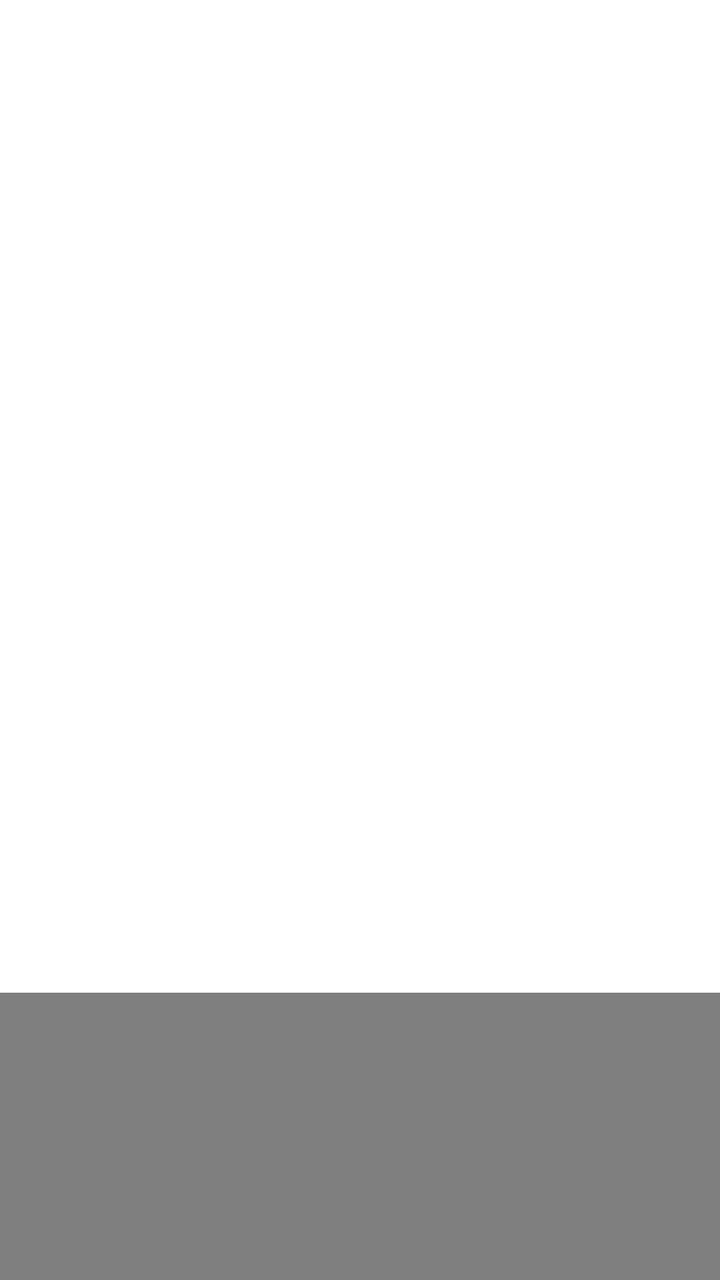
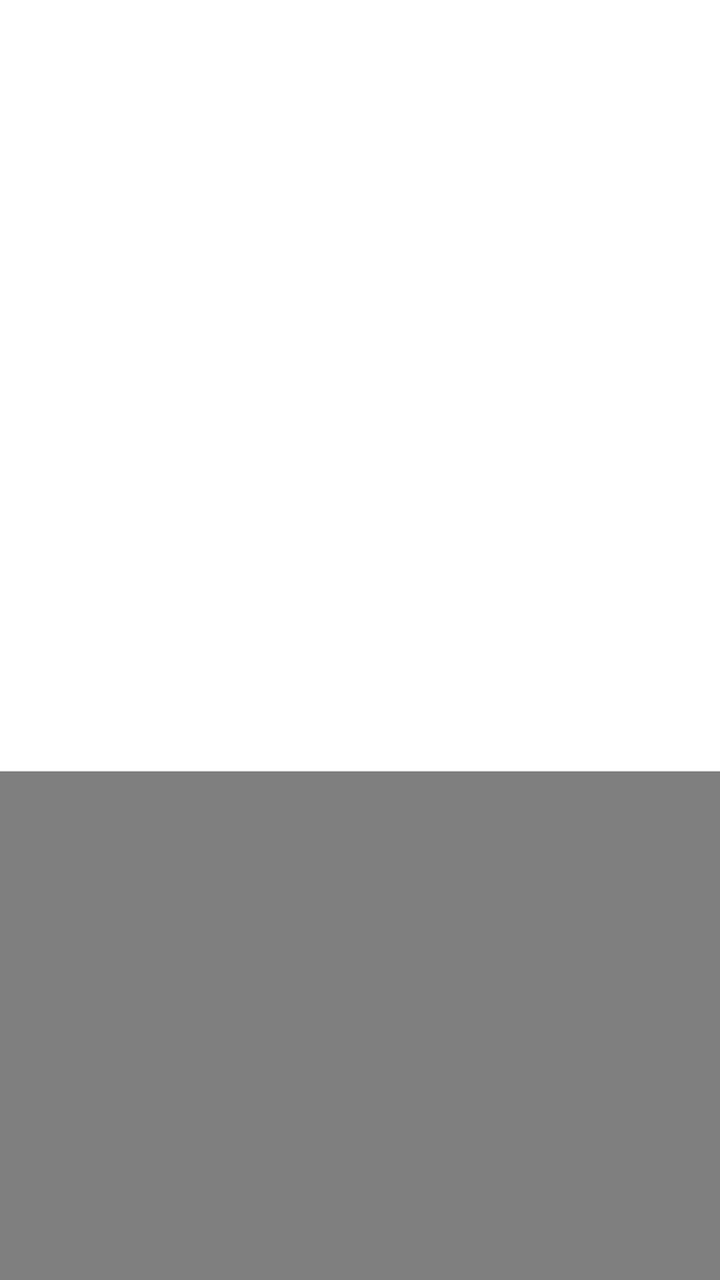

The first picture is an Android layout as it rendered before a commit; the second is the same layout after the commit. The layout source and the unified diff follow.
<!-- AndroidManifest.xml: application theme AppTheme.NoActionBar -->
<!-- res/layout/activity_collect.xml -->
<?xml version="1.0" encoding="utf-8"?>
<LinearLayout xmlns:android="http://schemas.android.com/apk/res/android"
    xmlns:app="http://schemas.android.com/apk/res-auto"
    android:layout_width="match_parent"
    android:layout_height="match_parent"
    android:orientation="vertical">

    <LinearLayout
        android:layout_width="match_parent"
        android:layout_height="wrap_content"
        android:clipChildren="false"
        android:clipToPadding="false"
        android:orientation="horizontal"
        android:paddingLeft="@dimen/vs_50"
        android:paddingTop="@dimen/vs_20"
        android:paddingRight="@dimen/vs_50"
        android:paddingBottom="@dimen/vs_15">

        <View
            android:layout_width="@dimen/vs_5"
            android:layout_height="match_parent"
            android:layout_gravity="center"
            android:layout_marginTop="@dimen/vs_8"
            android:layout_marginEnd="@dimen/vs_12"
            android:layout_marginRight="@dimen/vs_12"
            android:layout_marginBottom="@dimen/vs_8"
            android:background="?attr/color_theme" />

        <TextView
            android:layout_width="wrap_content"
            android:layout_height="@dimen/vs_50"
            android:drawablePadding="@dimen/vs_10"
            android:gravity="center"
            android:text="@string/act_fav"
            android:textColor="@android:color/white"
            android:textSize="@dimen/ts_34"
            android:textStyle="bold" />

        <Space
            android:layout_width="0dp"
            android:layout_height="wrap_content"
            android:layout_weight="1" />

        <TextView
            android:id="@+id/tvDelTip"
            android:layout_width="wrap_content"
            android:layout_height="@dimen/vs_50"
            android:layout_gravity="center"
            android:layout_marginStart="@dimen/vs_10"
            android:layout_marginEnd="@dimen/vs_10"
            android:focusable="false"
            android:focusableInTouchMode="false"
            android:gravity="center"
            android:text="@string/act_fav_sel"
            android:textColor="@android:color/white"
            android:textSize="@dimen/ts_24"
            android:visibility="gone" />

        <ImageView
            android:id="@+id/tvDelete"
            android:layout_width="@dimen/vs_50"
            android:layout_height="@dimen/vs_50"
            android:layout_marginStart="@dimen/vs_10"
            android:layout_marginEnd="@dimen/vs_10"
            android:gravity="center"
            android:background="@drawable/button_dialog_vod"
            android:focusable="false"
            android:focusableInTouchMode="false"
            android:padding="@dimen/vs_5"
            android:src="@drawable/icon_delete" />

        <ImageView
            android:id="@+id/tvClear"
            android:layout_width="@dimen/vs_50"
            android:layout_height="@dimen/vs_50"
            android:layout_marginStart="@dimen/vs_10"
            android:layout_marginEnd="@dimen/vs_10"
            android:gravity="center"
            android:background="@drawable/button_dialog_vod"
            android:focusable="false"
            android:focusableInTouchMode="false"
            android:padding="@dimen/vs_5"
            android:src="@drawable/icon_clear" />

    </LinearLayout>

    <com.owen.tvrecyclerview.widget.TvRecyclerView
        android:id="@+id/mGridView"
        android:layout_width="match_parent"
        android:layout_height="match_parent"
        android:clipChildren="false"
        android:clipToPadding="false"
        android:paddingLeft="@dimen/vs_60"
        android:paddingTop="@dimen/vs_40"
        android:paddingRight="@dimen/vs_60"
        android:paddingBottom="@dimen/vs_40"
        app:tv_horizontalSpacingWithMargins="@dimen/vs_20"
        app:tv_selectedItemIsCentered="true"
        app:tv_verticalSpacingWithMargins="@dimen/vs_20" />
</LinearLayout>
<!-- resources referenced by this layout -->
<resources>
  <dimen name="ts_24">24mm</dimen>
  <dimen name="ts_34">34mm</dimen>
  <dimen name="vs_10">10mm</dimen>
  <dimen name="vs_12">12mm</dimen>
  <dimen name="vs_15">15mm</dimen>
  <dimen name="vs_20">20mm</dimen>
  <dimen name="vs_40">40mm</dimen>
  <dimen name="vs_5">5mm</dimen>
  <dimen name="vs_50">50mm</dimen>
  <dimen name="vs_60">60mm</dimen>
  <dimen name="vs_8">8mm</dimen>
  <!-- drawable button_dialog_vod (drawable) -->
  <?xml version="1.0" encoding="utf-8"?>
  <selector xmlns:android="http://schemas.android.com/apk/res/android">
      <item android:state_focused="true" android:state_pressed="true">
          <shape>
              <corners android:radius="@dimen/vs_30" />
              <solid android:color="?attr/color_theme_40" />
          </shape>
      </item>
      <item android:state_focused="false" android:state_pressed="true">
          <shape>
              <corners android:radius="@dimen/vs_30" />
              <solid android:color="?attr/color_theme_40" />
          </shape>
      </item>
      <item android:state_focused="true">
          <shape>
              <corners android:radius="@dimen/vs_30" />
              <solid android:color="?attr/color_theme_40" />
  	    
  	    <stroke android:width="2mm" android:color="@android:color/white" />
          </shape>
      </item>
      <item android:state_focused="false" android:state_pressed="false">
          <shape>
              <corners android:radius="@dimen/vs_30" />
              <solid android:color="@android:color/transparent" />
          </shape>
      </item>
  </selector>
  <!-- drawable icon_clear (drawable) -->
  <vector android:height="24dp" android:tint="#FFFFFF"
      android:viewportHeight="24" android:viewportWidth="24"
      android:width="24dp" xmlns:android="http://schemas.android.com/apk/res/android">
      <path android:fillColor="@android:color/white" android:pathData="M5,13h14v-2L5,11v2zM3,17h14v-2L3,15v2zM7,7v2h14L21,7L7,7z"/>
  </vector>
  <!-- drawable icon_delete (drawable) -->
  <vector android:height="24dp" android:tint="#FFFFFF"
      android:viewportHeight="24" android:viewportWidth="24"
      android:width="24dp" xmlns:android="http://schemas.android.com/apk/res/android">
    <path android:fillColor="@android:color/white" android:pathData="M6,19c0,1.1 0.9,2 2,2h8c1.1,0 2,-0.9 2,-2L18,7L6,7v12zM8,9h8v10L8,19L8,9zM15.5,4l-1,-1h-5l-1,1L5,4v2h14L19,4z"/>
  </vector>
  <string name="act_fav">Favorite</string>
  <string name="act_fav_sel">Select to Remove</string>
  <style name="AppTheme.NoActionBar">
          <item name="android:windowActionBar">false</item>
          <item name="android:windowNoTitle">true</item>
          <item name="windowActionBar">false</item>
          <item name="android:windowFullscreen">true</item>//全屏即无通知栏
          <item name="android:windowContentOverlay">@null</item>//是否有遮盖
          <item name="windowNoTitle">true</item>
          
          
          <item name="android:windowBackground">@android:color/transparent</item>
      </style>
  <dimen name="vs_30">30mm</dimen>
</resources>

<!-- the commit's change to res/layout/activity_collect.xml (unified diff, before → after) -->
@@ -5,89 +5,112 @@
     android:layout_height="match_parent"
     android:orientation="vertical">
 
+    
     <LinearLayout
         android:layout_width="match_parent"
         android:layout_height="wrap_content"
         android:clipChildren="false"
         android:clipToPadding="false"
+        android:gravity="center_vertical"
         android:orientation="horizontal"
-        android:paddingLeft="@dimen/vs_50"
-        android:paddingTop="@dimen/vs_20"
-        android:paddingRight="@dimen/vs_50"
-        android:paddingBottom="@dimen/vs_15">
-
-        <View
-            android:layout_width="@dimen/vs_5"
-            android:layout_height="match_parent"
-            android:layout_gravity="center"
-            android:layout_marginTop="@dimen/vs_8"
-            android:layout_marginEnd="@dimen/vs_12"
-            android:layout_marginRight="@dimen/vs_12"
-            android:layout_marginBottom="@dimen/vs_8"
-            android:background="?attr/color_theme" />
+        android:paddingStart="@dimen/h_edge"
+        android:paddingTop="@dimen/v8_nav_top"
+        android:paddingEnd="@dimen/h_edge">
 
         <TextView
+            android:id="@+id/tvBrand"
             android:layout_width="wrap_content"
-            android:layout_height="@dimen/vs_50"
-            android:drawablePadding="@dimen/vs_10"
-            android:gravity="center"
-            android:text="@string/act_fav"
-            android:textColor="@android:color/white"
-            android:textSize="@dimen/ts_34"
-            android:textStyle="bold" />
+            android:layout_height="@dimen/v8_nav_h"
+            android:gravity="center_vertical"
+            android:includeFontPadding="false"
+            android:letterSpacing="0.06"
+            android:text="@string/app_name"
+            android:textColor="#FFFFFFFF"
+            android:textSize="@dimen/v8_brand_tx"
+            android:textStyle="bold"
+            android:visibility="gone" />
+
+        <LinearLayout
+            android:id="@+id/navBox"
+            android:layout_width="wrap_content"
+            android:layout_height="@dimen/v8_nav_h"
+            android:gravity="center_vertical"
+            android:orientation="horizontal" />
 
         <Space
             android:layout_width="0dp"
-            android:layout_height="wrap_content"
+            android:layout_height="1dp"
             android:layout_weight="1" />
 
         <TextView
             android:id="@+id/tvDelTip"
             android:layout_width="wrap_content"
-            android:layout_height="@dimen/vs_50"
-            android:layout_gravity="center"
-            android:layout_marginStart="@dimen/vs_10"
-            android:layout_marginEnd="@dimen/vs_10"
+            android:layout_height="@dimen/v8_nav_h"
+            android:layout_marginEnd="8mm"
             android:focusable="false"
             android:focusableInTouchMode="false"
             android:gravity="center"
             android:text="@string/act_fav_sel"
-            android:textColor="@android:color/white"
-            android:textSize="@dimen/ts_24"
+            android:textColor="#99FFFFFF"
+            android:textSize="@dimen/ts_18"
             android:visibility="gone" />
 
         <ImageView
             android:id="@+id/tvDelete"
-            android:layout_width="@dimen/vs_50"
-            android:layout_height="@dimen/vs_50"
-            android:layout_marginStart="@dimen/vs_10"
-            android:layout_marginEnd="@dimen/vs_10"
-            android:gravity="center"
+            android:layout_width="@dimen/v8_nav_h"
+            android:layout_height="@dimen/v8_nav_h"
+            android:layout_marginEnd="6mm"
             android:background="@drawable/button_dialog_vod"
-            android:focusable="false"
+            android:focusable="true"
             android:focusableInTouchMode="false"
-            android:padding="@dimen/vs_5"
+            android:padding="7mm"
             android:src="@drawable/icon_delete" />
 
         <ImageView
             android:id="@+id/tvClear"
-            android:layout_width="@dimen/vs_50"
-            android:layout_height="@dimen/vs_50"
-            android:layout_marginStart="@dimen/vs_10"
-            android:layout_marginEnd="@dimen/vs_10"
-            android:gravity="center"
+            android:layout_width="@dimen/v8_nav_h"
+            android:layout_height="@dimen/v8_nav_h"
             android:background="@drawable/button_dialog_vod"
-            android:focusable="false"
+            android:focusable="true"
             android:focusableInTouchMode="false"
-            android:padding="@dimen/vs_5"
+            android:padding="7mm"
             android:src="@drawable/icon_clear" />
+
+        <LinearLayout
+            android:layout_width="wrap_content"
+            android:layout_height="wrap_content"
+            android:layout_marginStart="14mm"
+            android:gravity="end"
+            android:orientation="vertical">
+
+            <TextView
+                android:id="@+id/tvTime"
+                android:layout_width="wrap_content"
+                android:layout_height="wrap_content"
+                android:includeFontPadding="false"
+                android:letterSpacing="-0.02"
+                android:textColor="#FFFFFFFF"
+                android:textSize="@dimen/v8_clock_tx" />
+
+            <TextView
+                android:id="@+id/tvDate"
+                android:layout_width="wrap_content"
+                android:layout_height="wrap_content"
+                android:layout_marginTop="1.9mm"
+                android:includeFontPadding="false"
+                android:textColor="#80FFFFFF"
+                android:textSize="@dimen/v8_date_tx" />
+
+        </LinearLayout>
 
     </LinearLayout>
 
     <com.owen.tvrecyclerview.widget.TvRecyclerView
         android:id="@+id/mGridView"
         android:layout_width="match_parent"
-        android:layout_height="match_parent"
+        android:layout_height="0dp"
+        android:layout_weight="1"
+        android:layout_marginTop="10mm"
         android:clipChildren="false"
         android:clipToPadding="false"
         android:paddingLeft="@dimen/vs_60"
<!-- resource entries referenced after the edit -->
@@ -1,16 +1,15 @@
 <!-- resources referenced by this layout -->
 <resources>
-  <dimen name="ts_24">24mm</dimen>
-  <dimen name="ts_34">34mm</dimen>
-  <dimen name="vs_10">10mm</dimen>
-  <dimen name="vs_12">12mm</dimen>
-  <dimen name="vs_15">15mm</dimen>
+  <dimen name="h_edge">45.6mm</dimen>
+  <dimen name="ts_18">18mm</dimen>
+  <dimen name="v8_brand_tx">15.2mm</dimen>
+  <dimen name="v8_clock_tx">12.7mm</dimen>
+  <dimen name="v8_date_tx">9.5mm</dimen>
+  <dimen name="v8_nav_h">30mm</dimen>
+  <dimen name="v8_nav_top">26mm</dimen>
   <dimen name="vs_20">20mm</dimen>
   <dimen name="vs_40">40mm</dimen>
-  <dimen name="vs_5">5mm</dimen>
-  <dimen name="vs_50">50mm</dimen>
   <dimen name="vs_60">60mm</dimen>
-  <dimen name="vs_8">8mm</dimen>
   <!-- drawable button_dialog_vod (drawable) -->
   <?xml version="1.0" encoding="utf-8"?>
   <selector xmlns:android="http://schemas.android.com/apk/res/android">
@@ -53,8 +52,8 @@
       android:width="24dp" xmlns:android="http://schemas.android.com/apk/res/android">
     <path android:fillColor="@android:color/white" android:pathData="M6,19c0,1.1 0.9,2 2,2h8c1.1,0 2,-0.9 2,-2L18,7L6,7v12zM8,9h8v10L8,19L8,9zM15.5,4l-1,-1h-5l-1,1L5,4v2h14L19,4z"/>
   </vector>
-  <string name="act_fav">Favorite</string>
   <string name="act_fav_sel">Select to Remove</string>
+  <string name="app_name">影视</string>
   <style name="AppTheme.NoActionBar">
           <item name="android:windowActionBar">false</item>
           <item name="android:windowNoTitle">true</item>
